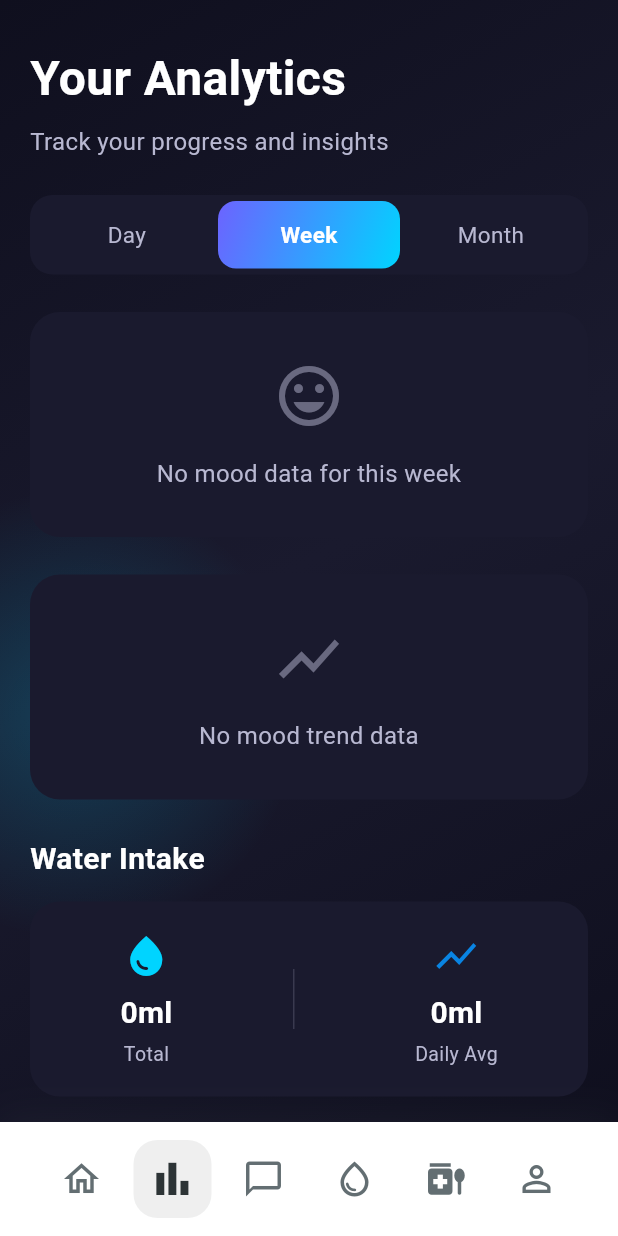
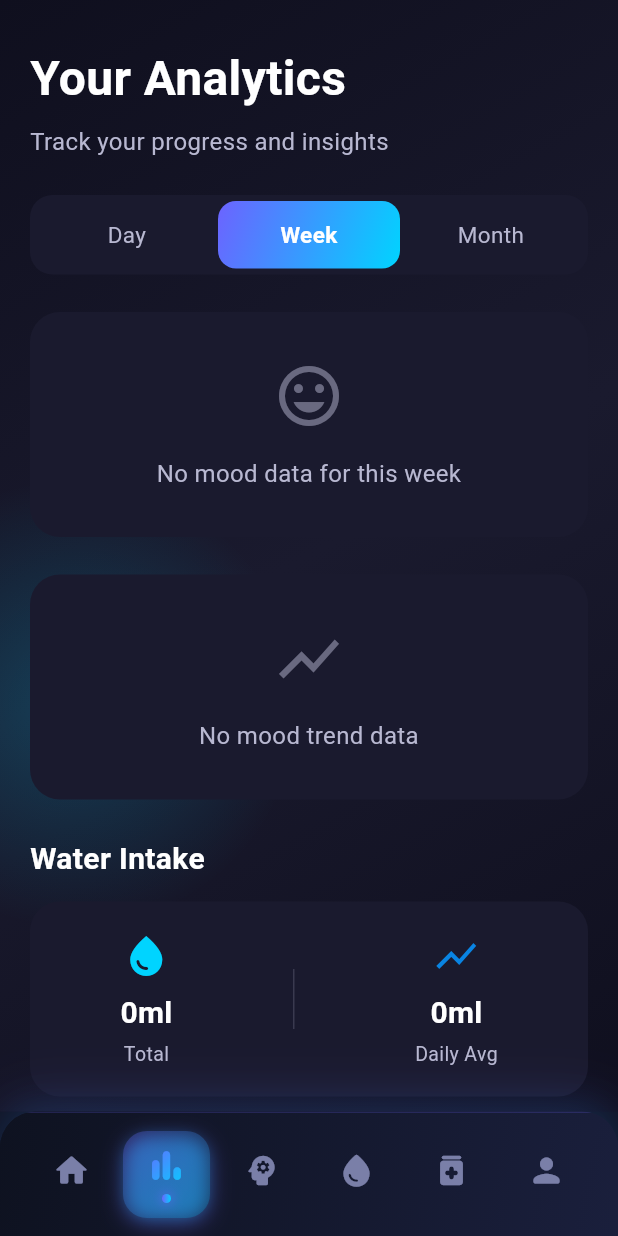
Before and after one commit to MerveSevim44/health-tracking-system, a Flutter app: the PastelHomeNavigation screen opened by its route, item 2 of the bottom bar chosen, on a phone screen of 412 x 824 dp. Run offline on Flutter 3.47's test engine with Material 3 defaults, Android fonts, the phone set to English and light mode, and no system bars; our stand-ins replace firebase_auth, firebase_core, firebase_database, fl_chart, flutter_local_notifications, permission_handler and 2 more; accounts and stored records are empty.

Commit message:
Enhance PastelHomeNavigation with modern UI and navigation improvements
- Updated background colors for consistency and to prevent white bleed.
- Refactored bottom navigation bar to a modern glassmorphic design with gradient effects.
- Improved navigation item animations and added active indicators for better user experience.
- Cleaned up imports and ensured consistent styling across navigation components.

```diff
--- a/lib/screens/pastel_home_navigation.dart
+++ b/lib/screens/pastel_home_navigation.dart
@@ -1,8 +1,7 @@
 import 'package:flutter/material.dart';
-import 'package:health_care/theme/app_theme.dart';
+import 'dart:ui';
 import 'package:health_care/screens/daily_mood_home_screen.dart';
 import 'package:health_care/screens/weekly_dashboard_screen.dart';
-import 'package:health_care/screens/mood_selection_screen.dart';
 import 'package:health_care/screens/water/water_home_screen.dart';
 import 'package:health_care/screens/medication/medication_home_screen.dart';
 import 'package:health_care/screens/chat_screen.dart';
@@ -84,12 +83,14 @@ class _PastelHomeNavigationState extends State<PastelHomeNavigation> {
       builder: (context, snapshot) {
         if (snapshot.connectionState == ConnectionState.waiting) {
           return const Scaffold(
+            backgroundColor: Color(0xFF0E1220), // Consistent dark background
             body: Center(child: CircularProgressIndicator()),
           );
         }
 
         // Veri yüklendikten sonra normal navigasyon yapısını döndür
         return Scaffold(
+          backgroundColor: const Color(0xFF0E1220), // Dark background to prevent white bleed
           body: AnimatedSwitcher(
             duration: const Duration(milliseconds: 400),
             switchInCurve: Curves.easeInOutCubic,
@@ -114,45 +115,100 @@ class _PastelHomeNavigationState extends State<PastelHomeNavigation> {
               child: _getScreen(_currentIndex),
             ),
           ),
-          bottomNavigationBar: Container(
+          bottomNavigationBar: _buildModernNavBar(),
+        );
+      },
+    );
+  }
+
+  // 🎨 Modern Glassmorphic Bottom Navigation Bar (Edge-to-Edge)
+  Widget _buildModernNavBar() {
+    return Container(
+      width: double.infinity, // Force full width
       decoration: BoxDecoration(
-              color: Colors.white,
+        gradient: const LinearGradient(
+          begin: Alignment.topLeft,
+          end: Alignment.bottomRight,
+          colors: [
+            Color(0xFF0E1220), // Dark gradient start
+            Color(0xFF1A1F3C), // Dark gradient end
+          ],
+        ),
+        borderRadius: const BorderRadius.vertical(
+          top: Radius.circular(24),
+        ),
         boxShadow: [
           BoxShadow(
-                  // AppColors.lightTextSecondary.withOpacity ile uyumlu olması beklenir
-                  color: AppColors.lightTextSecondary.withOpacity(0.1),
+            color: const Color(0xFF6C63FF).withOpacity(0.15),
+            blurRadius: 30,
+            offset: const Offset(0, -8),
+            spreadRadius: 0,
+          ),
+          BoxShadow(
+            color: const Color(0xFF00D4FF).withOpacity(0.08),
             blurRadius: 20,
             offset: const Offset(0, -4),
+            spreadRadius: 0,
           ),
         ],
       ),
+      child: ClipRRect(
+        borderRadius: const BorderRadius.vertical(
+          top: Radius.circular(24),
+        ),
+        child: BackdropFilter(
+          filter: ImageFilter.blur(sigmaX: 10, sigmaY: 10),
+          child: Container(
+            width: double.infinity, // Ensure inner container is also full width
+            decoration: BoxDecoration(
+              gradient: LinearGradient(
+                begin: Alignment.topLeft,
+                end: Alignment.bottomRight,
+                colors: [
+                  const Color(0xFF0E1220).withOpacity(0.95),
+                  const Color(0xFF1A1F3C).withOpacity(0.95),
+                ],
+              ),
+              border: Border(
+                top: BorderSide(
+                  color: const Color(0xFF6C63FF).withOpacity(0.2),
+                  width: 1,
+                ),
+              ),
+            ),
             child: SafeArea(
+              left: false,  // Allow navbar to extend to left edge
+              right: false, // Allow navbar to extend to right edge
+              top: false,   // No top padding needed
+              bottom: true, // Only respect bottom safe area (notch/home indicator)
               child: Padding(
                 padding: const EdgeInsets.symmetric(
-                  horizontal: 24,
+                  horizontal: 16,
                   vertical: 12,
                 ),
                 child: Row(
                   mainAxisAlignment: MainAxisAlignment.spaceAround,
                   children: [
-                    _buildNavItem(Icons.home_outlined, 0), // Home
-                    _buildNavItem(Icons.bar_chart_outlined, 1), // Dashboard
-                    _buildNavItem(Icons.chat_bubble_outline, 2), // AI Coach Chat
-                    _buildNavItem(Icons.water_drop_outlined, 3), // Water
-                    _buildNavItem(Icons.medication_liquid, 4), // Medication
-                    _buildNavItem(Icons.person_outline, 5), // Profile
+                    _buildNavItem(Icons.home_rounded, 0),
+                    _buildNavItem(Icons.bar_chart_rounded, 1),
+                    _buildNavItem(Icons.psychology_rounded, 2),
+                    _buildNavItem(Icons.water_drop_rounded, 3),
+                    _buildNavItem(Icons.medication_rounded, 4),
+                    _buildNavItem(Icons.person_rounded, 5),
                   ],
                 ),
               ),
             ),
           ),
-        );
-      },
+        ),
+      ),
     );
   }
 
+  // 🎨 Modern Navigation Item with Gradient & Glow
   Widget _buildNavItem(IconData icon, int index) {
     final isSelected = _currentIndex == index;
+
     return GestureDetector(
       onTap: () {
         setState(() {
@@ -160,22 +216,97 @@ class _PastelHomeNavigationState extends State<PastelHomeNavigation> {
         });
       },
       child: AnimatedContainer(
-        duration: const Duration(milliseconds: 300),
-        curve: Curves.easeInOutCubic,
-        padding: const EdgeInsets.all(12),
+        duration: const Duration(milliseconds: 400),
+        curve: Curves.easeInOutCubicEmphasized,
+        padding: const EdgeInsets.symmetric(horizontal: 16, vertical: 10),
         decoration: BoxDecoration(
-          color: isSelected ? AppColors.lightTextPrimary.withOpacity(0.08) : Colors.transparent,
+          gradient: isSelected
+              ? LinearGradient(
+                  begin: Alignment.topLeft,
+                  end: Alignment.bottomRight,
+                  colors: [
+                    const Color(0xFF6C63FF).withOpacity(0.3),
+                    const Color(0xFF00D4FF).withOpacity(0.2),
+                  ],
+                )
+              : null,
           borderRadius: BorderRadius.circular(16),
+          boxShadow: isSelected
+              ? [
+                  BoxShadow(
+                    color: const Color(0xFF6C63FF).withOpacity(0.4),
+                    blurRadius: 12,
+                    spreadRadius: 0,
+                    offset: const Offset(0, 4),
                   ),
-        child: AnimatedScale(
-          duration: const Duration(milliseconds: 300),
-          curve: Curves.easeInOutCubic,
-          scale: isSelected ? 1.15 : 1.0,
+                  BoxShadow(
+                    color: const Color(0xFF00D4FF).withOpacity(0.3),
+                    blurRadius: 8,
+                    spreadRadius: -2,
+                    offset: const Offset(0, 2),
+                  ),
+                ]
+              : null,
+        ),
+        child: Column(
+          mainAxisSize: MainAxisSize.min,
+          children: [
+            // Icon with gradient effect
+            AnimatedScale(
+              duration: const Duration(milliseconds: 400),
+              curve: Curves.easeInOutCubicEmphasized,
+              scale: isSelected ? 1.1 : 1.0,
+              child: ShaderMask(
+                shaderCallback: (bounds) {
+                  if (isSelected) {
+                    return const LinearGradient(
+                      begin: Alignment.topLeft,
+                      end: Alignment.bottomRight,
+                      colors: [
+                        Color(0xFF6C63FF),
+                        Color(0xFF00D4FF),
+                      ],
+                    ).createShader(bounds);
+                  }
+                  return const LinearGradient(
+                    colors: [Color(0xFF7A7FA8), Color(0xFF7A7FA8)],
+                  ).createShader(bounds);
+                },
                 child: Icon(
                   icon,
-            color: isSelected ? AppColors.lightTextPrimary : AppColors.lightTextSecondary,
-            size: 28,
+                  size: 26,
+                  color: Colors.white,
                 ),
+              ),
+            ),
+
+            // Active indicator dot
+            AnimatedContainer(
+              duration: const Duration(milliseconds: 400),
+              curve: Curves.easeInOutCubicEmphasized,
+              margin: const EdgeInsets.only(top: 6),
+              width: isSelected ? 6 : 0,
+              height: isSelected ? 6 : 0,
+              decoration: BoxDecoration(
+                shape: BoxShape.circle,
+                gradient: const LinearGradient(
+                  colors: [
+                    Color(0xFF6C63FF),
+                    Color(0xFF00D4FF),
+                  ],
+                ),
+                boxShadow: isSelected
+                    ? [
+                        BoxShadow(
+                          color: const Color(0xFF6C63FF).withOpacity(0.6),
+                          blurRadius: 6,
+                          spreadRadius: 1,
+                        ),
+                      ]
+                    : null,
+              ),
+            ),
+          ],
         ),
       ),
     );
```
Lines whose indentation alone changed are shown as unchanged.
